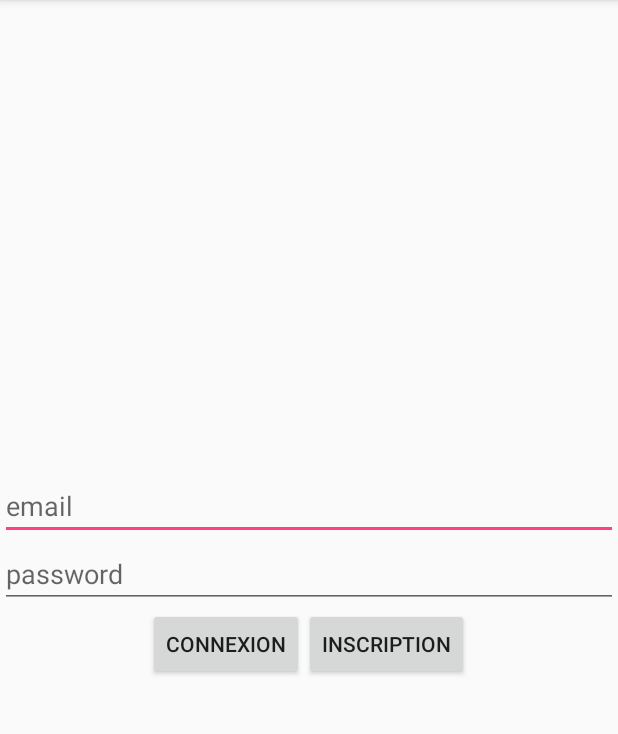
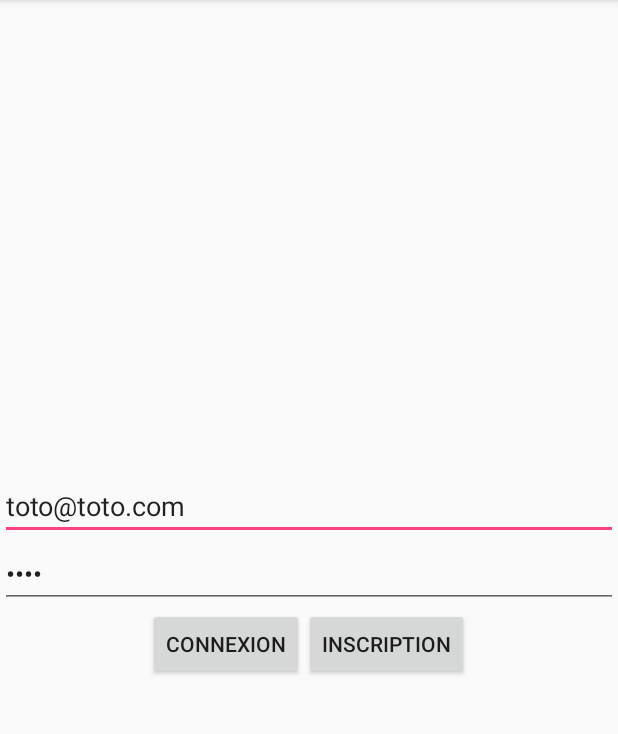
Before and after one commit to AxelLavielle/Barde, an Android app: the screen it shows after launch (MainActivity before the commit, LoginActivity after it), after a tap on "CONNEXION", on a phone screen of 412 x 824 dp, the part 84-818 px from its top. Run offline under Robolectric (Android 15) with nearby library versions, the phone set to English and light mode, and no system bars; libraries missing offline, so code that uses them is left out: com.github.kittinunf.fuel, com.github.kittinunf.result, org.jetbrains.anko; 1 statement that could not run was skipped.

Commit message:
connexion

```diff
--- a/Mobile/Android/Barde/app/build.gradle
+++ b/Mobile/Android/Barde/app/build.gradle
@@ -30,6 +30,8 @@ dependencies {
     compile "org.jetbrains.anko:anko-common:$anko_version"
     compile 'com.android.support:appcompat-v7:26.+'
     compile 'com.android.support.constraint:constraint-layout:1.0.2'
+    compile 'com.github.kittinunf.fuel:fuel-android:1.1.3' //for Android
+    compile 'com.google.code.gson:gson:2.8.0'
     testCompile 'junit:junit:4.12'
 }
 repositories {
--- a/Mobile/Android/Barde/app/src/main/java/com/project/barde/barde/MainActivity.kt
+++ b/Mobile/Android/Barde/app/src/main/java/com/project/barde/barde/MainActivity.kt
@@ -9,13 +9,13 @@ class MainActivity : AppCompatActivity() {
     override fun onCreate(savedInstanceState: Bundle?) {
         super.onCreate(savedInstanceState)
         setContentView(R.layout.activity_main)
-        connexion.setOnClickListener {
+        /*connexion.setOnClickListener {
             /*
                 call api authentification auth/login
                 password : password
                 email: email
              */
-        }
+        }*/
     }
 
 }
--- a/Mobile/Android/Barde/app/src/main/java/com/project/barde/barde/ui/activities/LoginActivity.kt
+++ b/Mobile/Android/Barde/app/src/main/java/com/project/barde/barde/ui/activities/LoginActivity.kt
@@ -1,14 +1,48 @@
 package com.project.barde.barde.ui.activities
 
+import android.content.Intent
 import android.support.v7.app.AppCompatActivity
 import android.os.Bundle
+import android.text.Editable
+import android.util.Log
+import android.widget.Toast
+import com.github.kittinunf.fuel.httpPost
+import com.github.kittinunf.result.Result
+import com.google.gson.Gson
 
 import com.project.barde.barde.R
+import com.project.barde.barde.User
+import kotlinx.android.synthetic.main.activity_login.*
+import org.jetbrains.anko.doAsync
+
+data class Data(val token:String?, val message : String)
+data class Login(val msg: String, val data: Data)
 
 class LoginActivity : AppCompatActivity() {
 
     override fun onCreate(savedInstanceState: Bundle?) {
+        val user: User
         super.onCreate(savedInstanceState)
         setContentView(R.layout.activity_login)
+        email.setText("toto@toto.com")
+        password.setText("toto")
+        connexion.setOnClickListener {
+            doAsync {
+                "http://10.0.2.2:3000/auth/login".httpPost(listOf("email" to email.text, "password" to password.text)).responseString{ request, response, result ->
+                    when (result) {
+                        is Result.Failure -> {
+                            Toast.makeText(this@LoginActivity, "error", Toast.LENGTH_SHORT).show()
+
+                        }
+                        is Result.Success -> {
+                            val json: Login = Gson().fromJson(result.get(), Login::class.java)
+                            Toast.makeText(this@LoginActivity, json.data.message, Toast.LENGTH_SHORT).show()
+                            finish()
+                        }
+                        }
+
+                }
+            }
+        }
     }
 }
--- a/Mobile/Android/Barde/app/src/main/java/com/project/barde/barde/ui/activities/MainActivity.kt
+++ b/Mobile/Android/Barde/app/src/main/java/com/project/barde/barde/ui/activities/MainActivity.kt
@@ -1,32 +1,29 @@
 package com.project.barde.barde.ui.activities
 
+import android.content.Intent
 import android.support.v7.app.AppCompatActivity
 import android.os.Bundle
 import android.util.Log
 import android.widget.Toast
+import com.github.kittinunf.fuel.httpPost
 import com.project.barde.barde.R
+import com.project.barde.barde.User
 import kotlinx.android.synthetic.main.activity_main.*
 import org.jetbrains.anko.doAsync
-import java.net.URL
+import org.jetbrains.anko.startActivityForResult
+
+//import java.net.URL
 
 class MainActivity : AppCompatActivity() {
 
     override fun onCreate(savedInstanceState: Bundle?) {
+        val user: User
         super.onCreate(savedInstanceState)
         setContentView(R.layout.activity_main)
-        connexion.setOnClickListener {
-            Toast.makeText(this, "lol", 3).show()
-            doAsync {
-                val url = "http://samples.openweathermap.org/data/2.5/forecast?q=M%C3%BCnchen,DE&appid=b1b15e88fa797225412429c1c50c122a1"
-                val test = URL(url).readText()
-                Log.d(javaClass.simpleName, test)
-            }
-            /*
-                call api authentification auth/login
-                password : password
-                email: email
-             */
-        }
+        val intent = Intent(this, LoginActivity::class.java)
+        startActivity(intent)
+        //val test = intent.get
+        /**/
     }
 
 }
--- a/Mobile/Android/Barde/app/src/main/res/layout/activity_login.xml
+++ b/Mobile/Android/Barde/app/src/main/res/layout/activity_login.xml
@@ -1,9 +1,41 @@
 <?xml version="1.0" encoding="utf-8"?>
-<android.support.constraint.ConstraintLayout xmlns:android="http://schemas.android.com/apk/res/android"
-    xmlns:app="http://schemas.android.com/apk/res-auto"
-    xmlns:tools="http://schemas.android.com/tools"
+<LinearLayout
+android:layout_width="match_parent"
+android:layout_height="match_parent"
+android:orientation="vertical"
+xmlns:android="http://schemas.android.com/apk/res/android"
+xmlns:tools="http://schemas.android.com/tools"
+tools:context="com.project.barde.barde.ui.activities.LoginActivity"
+android:gravity="center">
+<ImageView
     android:layout_width="match_parent"
-    android:layout_height="match_parent"
-    tools:context="com.project.barde.barde.ui.activities.LoginActivity">
-
-</android.support.constraint.ConstraintLayout>
+    android:layout_height="wrap_content" />
+<EditText
+    android:layout_width="match_parent"
+    android:layout_height="wrap_content"
+    android:inputType="textEmailAddress"
+    android:hint="email"
+    android:id="@+id/email"/>
+<EditText
+    android:layout_width="match_parent"
+    android:layout_height="wrap_content"
+    android:inputType="textPassword"
+    android:hint="password"
+    android:id="@+id/password"/>
+<LinearLayout
+    android:layout_width="match_parent"
+    android:layout_height="wrap_content"
+    android:orientation="horizontal"
+    android:gravity="center">
+    <Button
+        android:layout_width="wrap_content"
+        android:layout_height="match_parent"
+        android:text="connexion"
+        android:id="@+id/connexion"/>
+    <Button
+        android:layout_width="wrap_content"
+        android:layout_height="match_parent"
+        android:text="inscription"
+        android:id="@+id/register"/>
+</LinearLayout>
+</LinearLayout>
--- a/Mobile/Android/Barde/app/src/main/res/layout/activity_main.xml
+++ b/Mobile/Android/Barde/app/src/main/res/layout/activity_main.xml
@@ -7,35 +7,8 @@
     xmlns:tools="http://schemas.android.com/tools"
     tools:context="com.project.barde.barde.ui.activities.MainActivity"
     android:gravity="center">
-    <ImageView
-        android:layout_width="match_parent"
-        android:layout_height="wrap_content" />
-    <EditText
+    <TextClock
         android:layout_width="match_parent"
         android:layout_height="wrap_content"
-        android:inputType="textEmailAddress"
-        android:hint="email"
-        android:id="@+id/email"/>
-    <EditText
-        android:layout_width="match_parent"
-        android:layout_height="wrap_content"
-        android:inputType="textPassword"
-        android:hint="password"
-        android:id="@+id/password"/>
-    <LinearLayout
-        android:layout_width="match_parent"
-        android:layout_height="wrap_content"
-        android:orientation="horizontal"
-        android:gravity="center">
-        <Button
-            android:layout_width="wrap_content"
-            android:layout_height="match_parent"
-            android:text="connexion"
-            android:id="@+id/connexion"/>
-        <Button
-            android:layout_width="wrap_content"
-            android:layout_height="match_parent"
-            android:text="inscription"
-            android:id="@+id/register"/>
-    </LinearLayout>
+        android:layout_gravity="center"/>
 </LinearLayout>
```
Also changed, not shown: Mobile/Android/Barde/app/src/main/java/com/project/barde/barde/User.kt (added, +7 -0 lines).
